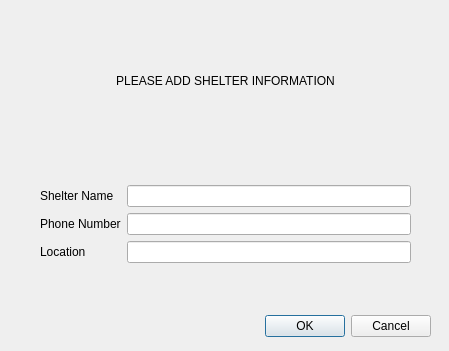
This is breadnbutter/gui/moreshelterinfo.ui in jacksodl23/cs-205-pet-adoption as Qt 5 draws it before an edit. The edited form follows.
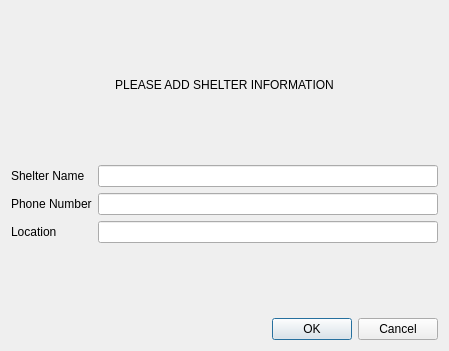
This is the edited form.

Commit message: testing linking create account with more shelter info

What changed in the file:
```diff
--- a/breadnbutter/gui/moreshelterinfo.ui
+++ b/breadnbutter/gui/moreshelterinfo.ui
@@ -13,31 +13,9 @@
   <property name="windowTitle">
    <string>Dialog</string>
   </property>
-  <widget class="QDialogButtonBox" name="buttonBox">
-   <property name="geometry">
-    <rect>
-     <x>90</x>
-     <y>310</y>
-     <width>341</width>
-     <height>32</height>
-    </rect>
-   </property>
-   <property name="orientation">
-    <enum>Qt::Horizontal</enum>
-   </property>
-   <property name="standardButtons">
-    <set>QDialogButtonBox::Cancel|QDialogButtonBox::Ok</set>
-   </property>
-  </widget>
+  <layout class="QVBoxLayout" name="verticalLayout">
+   <item>
   <widget class="QLabel" name="label">
-   <property name="geometry">
-    <rect>
-     <x>60</x>
-     <y>20</y>
-     <width>331</width>
-     <height>121</height>
-    </rect>
-   </property>
    <property name="text">
     <string>PLEASE ADD SHELTER INFORMATION</string>
    </property>
@@ -45,15 +23,8 @@
     <set>Qt::AlignCenter</set>
    </property>
   </widget>
-  <widget class="QWidget" name="">
-   <property name="geometry">
-    <rect>
-     <x>40</x>
-     <y>185</y>
-     <width>371</width>
-     <height>91</height>
-    </rect>
-   </property>
+   </item>
+   <item>
    <layout class="QFormLayout" name="formLayout">
     <item row="0" column="0">
      <widget class="QLabel" name="label_2">
@@ -86,7 +57,18 @@
      <widget class="QLineEdit" name="lineEdit_3"/>
     </item>
    </layout>
-  </widget>
+   </item>
+   <item>
+    <widget class="QDialogButtonBox" name="buttonBox">
+     <property name="orientation">
+      <enum>Qt::Horizontal</enum>
+     </property>
+     <property name="standardButtons">
+      <set>QDialogButtonBox::Cancel|QDialogButtonBox::Ok</set>
+     </property>
+    </widget>
+   </item>
+  </layout>
  </widget>
  <resources/>
  <connections>
```
Lines whose indentation alone changed are shown as unchanged. The commit also changes 2 other files.
